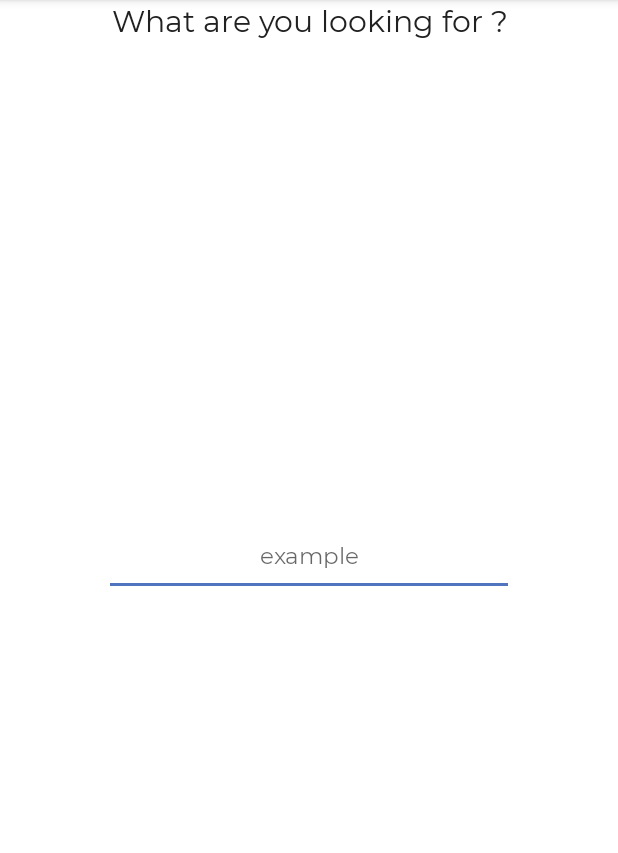
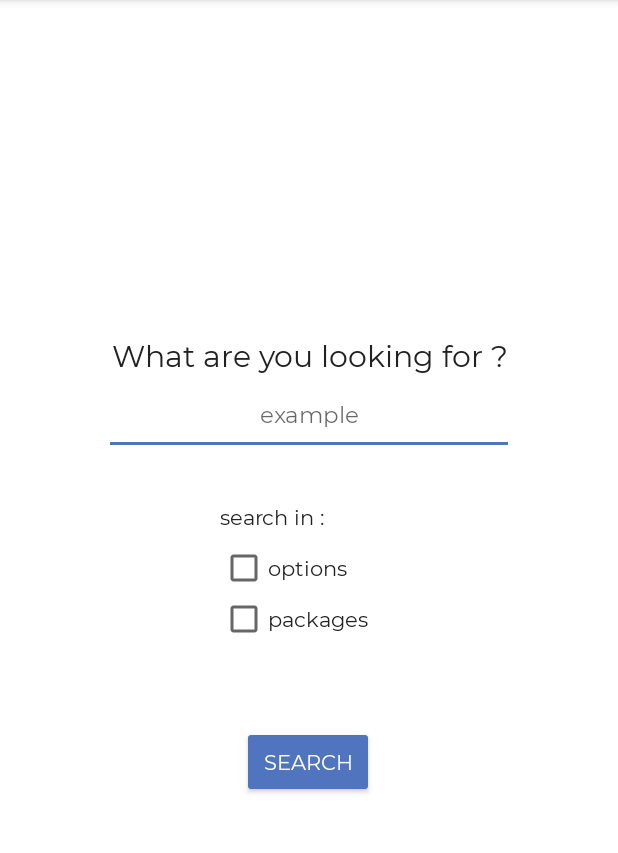
Before and after one commit to ChloeLodolo/NixConfigHelper, an Android app: the screen it shows after launch (MainActivity), on a phone screen of 412 x 824 dp, the part 84-937 px from its top. Run offline under Robolectric (Android 15) with nearby library versions, the phone set to English and light mode, and no system bars.

Commit message:
Checkboxes, search button and a toast

```diff
--- a/app/src/main/java/couclou/fr/nixconfighelper/MainActivity.kt
+++ b/app/src/main/java/couclou/fr/nixconfighelper/MainActivity.kt
@@ -2,11 +2,19 @@ package couclou.fr.nixconfighelper
 
 import androidx.appcompat.app.AppCompatActivity
 import android.os.Bundle
+import android.widget.Button
+import android.widget.Toast
 
 class MainActivity : AppCompatActivity() {
 
     override fun onCreate(savedInstanceState: Bundle?) {
         super.onCreate(savedInstanceState)
         setContentView(R.layout.activity_main)
+
+        val searchButton = findViewById<Button>(R.id.searchButton)
+
+        searchButton.setOnClickListener{
+            Toast.makeText(this, "No corresponding resource found in database", Toast.LENGTH_LONG).show()
+        }
     }
 }
--- /dev/null
+++ b/app/src/main/res/drawable/rounded_corners.xml
@@ -0,0 +1,8 @@
+<?xml version="1.0" encoding="utf-8"?>
+<selector xmlns:android="http://schemas.android.com/apk/res/android">
+    <shape xmlns:android="http://schemas.android.com/apk/res/android" android:shape="rectangle">
+        <stroke android:width="1dp" android:color="#FF404040" />
+        <corners android:radius="20dp" />
+        <gradient android:startColor="#FF6800" android:centerColor="#FF8000" android:endColor="#FF9700" android:angle="90" />
+    </shape>
+</selector>
--- a/app/src/main/res/layout/activity_main.xml
+++ b/app/src/main/res/layout/activity_main.xml
@@ -12,13 +12,13 @@
         android:layout_width="wrap_content"
         android:layout_height="wrap_content"
         android:fontFamily="@font/montserrat_regular"
+        android:gravity="center"
         android:text="What are you looking for ?"
         android:textColor="@color/colorText"
         android:textSize="20dp"
-        android:gravity="center"
-        app:layout_constraintBottom_toTopOf="@+id/editText"
-        app:layout_constraintEnd_toEndOf="parent"
-        app:layout_constraintStart_toStartOf="parent"
+        app:layout_constraintBottom_toTopOf="@+id/searchBox"
+        app:layout_constraintEnd_toEndOf="@+id/searchBox"
+        app:layout_constraintStart_toStartOf="@+id/searchBox"
         app:layout_constraintTop_toTopOf="parent"
         app:layout_constraintVertical_bias="1.0" />
 
@@ -31,11 +31,68 @@
         android:gravity="center"
         android:hint="example"
         android:inputType="textPersonName"
-        android:textColor="@color/colorTextLight"
+        android:textColor="@color/colorText"
         android:textSize="15dp"
         app:layout_constraintBottom_toBottomOf="parent"
         app:layout_constraintEnd_toEndOf="parent"
         app:layout_constraintStart_toStartOf="parent"
         app:layout_constraintTop_toTopOf="parent"
-        app:layout_constraintVertical_bias="0.481" />
+        app:layout_constraintVertical_bias="0.35000002" />
+
+    <TextView
+        android:id="@+id/checkboxesLabel"
+        android:layout_width="wrap_content"
+        android:layout_height="wrap_content"
+        android:layout_marginTop="32dp"
+        android:text="search in :"
+        android:fontFamily="@font/montserrat_regular"
+        android:textColor="@color/colorText"
+        app:layout_constraintEnd_toEndOf="parent"
+        app:layout_constraintHorizontal_bias="0.0"
+        app:layout_constraintStart_toStartOf="@+id/checkBoxOptions"
+        app:layout_constraintTop_toBottomOf="@+id/searchBox" />
+
+    <CheckBox
+        android:id="@+id/checkBoxOptions"
+        android:layout_width="123dp"
+        android:layout_height="34dp"
+        android:layout_marginTop="8dp"
+        android:text="options"
+        android:fontFamily="@font/montserrat_regular"
+        android:textColor="@color/colorText"
+        app:layout_constraintEnd_toEndOf="parent"
+        app:layout_constraintHorizontal_bias="0.508"
+        app:layout_constraintStart_toStartOf="parent"
+        app:layout_constraintTop_toBottomOf="@+id/checkboxesLabel" />
+
+    <CheckBox
+        android:id="@+id/checkBoxPackages"
+        android:layout_width="122dp"
+        android:layout_height="34dp"
+        android:layout_marginBottom="172dp"
+        android:text="packages"
+        android:fontFamily="@font/montserrat_regular"
+        android:textColor="@color/colorText"
+        app:layout_constraintBottom_toBottomOf="parent"
+        app:layout_constraintEnd_toEndOf="@+id/checkBoxOptions"
+        app:layout_constraintHorizontal_bias="0.0"
+        app:layout_constraintStart_toStartOf="@+id/checkBoxOptions"
+        app:layout_constraintTop_toBottomOf="@+id/checkBoxOptions"
+        app:layout_constraintVertical_bias="0.0" />
+
+    <Button
+        android:id="@+id/searchButton"
+        android:layout_width="wrap_content"
+        android:layout_height="wrap_content"
+        android:text="search"
+        android:fontFamily="@font/montserrat_regular"
+        android:textColor="@color/colorBg"
+        android:backgroundTint="@color/colorAccent"
+        android:drawable="@drawable/rounded_corners"
+        app:layout_constraintBottom_toBottomOf="parent"
+        app:layout_constraintEnd_toEndOf="parent"
+        app:layout_constraintHorizontal_bias="0.498"
+        app:layout_constraintStart_toStartOf="parent"
+        app:layout_constraintTop_toBottomOf="@+id/checkBoxPackages"
+        app:layout_constraintVertical_bias="0.187" />
 </androidx.constraintlayout.widget.ConstraintLayout>
```
